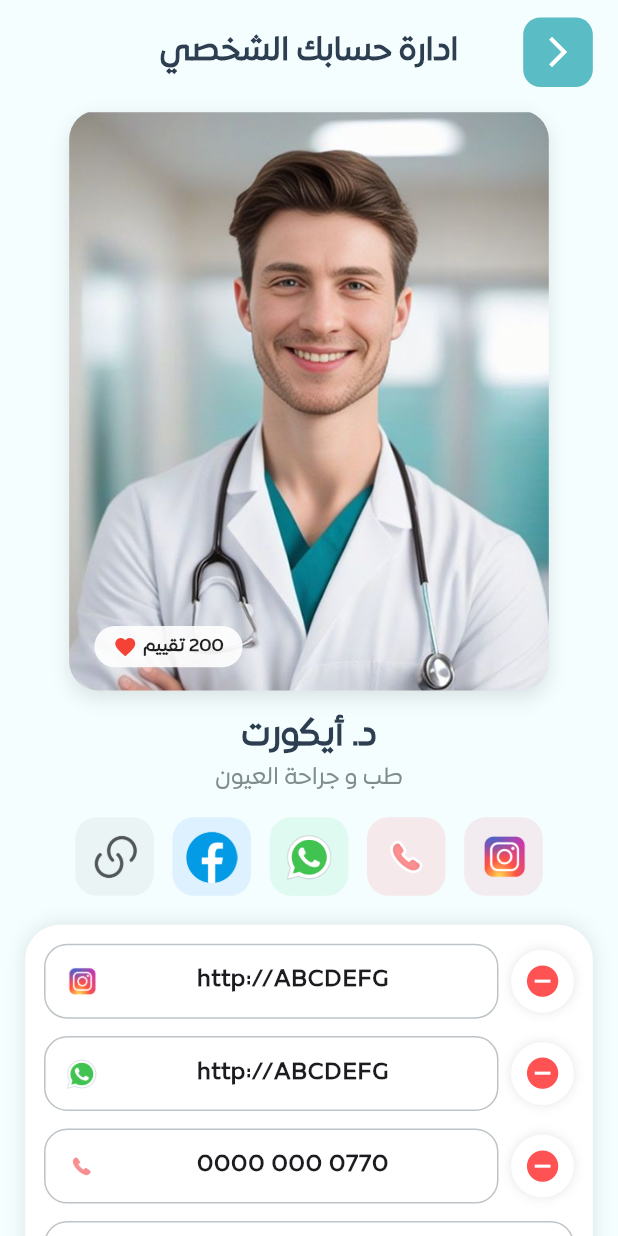
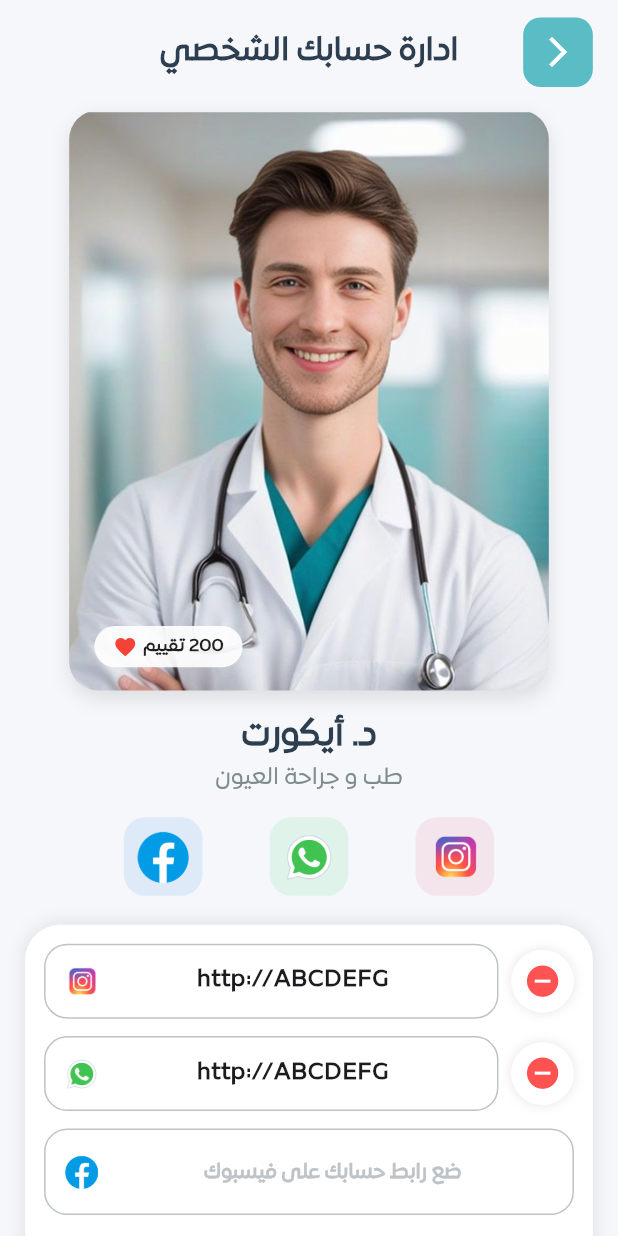
Before and after one commit to btar666/hagz, a Flutter app: the DoctorProfileManagePage screen opened directly, after a tap on "تعديل وسائل التواصل", on a phone screen of 412 x 824 dp. Run offline on Flutter 3.47's test engine with Material 3 defaults, Android fonts, the phone set to English and light mode, and no system bars; our stand-ins replace flutter_screenutil, get, get_storage, image_picker, shared_preferences, skeletonizer and 2 more; accounts and stored records are empty; network calls fail.

Commit message:
إضافة خدمات الوسائط الاجتماعية وتحديث نموذج المستخدم

```diff
--- a/lib/model/user_model.dart
+++ b/lib/model/user_model.dart
@@ -8,6 +8,7 @@ class UserModel {
   final int age;
   final String city;
   final String userType; // 'User' | 'Doctor' | 'Secretary' | 'Representative'
+  final Map<String, String> socialMedia; // Social media links
 
   const UserModel({
     required this.id,
@@ -17,6 +18,7 @@ class UserModel {
     required this.age,
     required this.city,
     required this.userType,
+    this.socialMedia = const <String, String>{},
   });
 
   UserModel copyWith({
@@ -27,6 +29,7 @@ class UserModel {
     int? age,
     String? city,
     String? userType,
+    Map<String, String>? socialMedia,
   }) {
     return UserModel(
       id: id ?? this.id,
@@ -36,6 +39,7 @@ class UserModel {
       age: age ?? this.age,
       city: city ?? this.city,
       userType: userType ?? this.userType,
+      socialMedia: socialMedia ?? this.socialMedia,
     );
   }
 
@@ -47,10 +51,23 @@ class UserModel {
     'age': age,
     'city': city,
     'userType': userType,
+    'socialMedia': socialMedia,
   };
 
   static UserModel fromJson(Map<String, dynamic> json) {
     final dynamic data = json['data'] ?? json; // some APIs wrap in data
+
+    // Parse social media
+    final Map<String, String> socialMediaMap = <String, String>{};
+    final dynamic socialMediaData = data['socialMedia'];
+    if (socialMediaData is Map<String, dynamic>) {
+      socialMediaData.forEach((key, value) {
+        if (value != null) {
+          socialMediaMap[key.toString()] = value.toString();
+        }
+      });
+    }
+
     return UserModel(
       id: (data['id'] ?? data['_id'] ?? '').toString(),
       name: (data['name'] ?? '').toString(),
@@ -59,6 +76,7 @@ class UserModel {
       age: int.tryParse((data['age'] ?? '0').toString()) ?? 0,
       city: (data['city'] ?? '').toString(),
       userType: (data['userType'] ?? '').toString(),
+      socialMedia: socialMediaMap,
     );
   }
 
--- a/lib/view/settings/doctor_profile_manage_page.dart
+++ b/lib/view/settings/doctor_profile_manage_page.dart
@@ -20,23 +20,48 @@ import 'package:url_launcher/url_launcher.dart';
 class DoctorProfileManagePage extends StatelessWidget {
   DoctorProfileManagePage({super.key});
 
+  bool _prefillCalled = false;
+
   final TextEditingController _instagramCtrl = TextEditingController(
     text: 'http://ABCDEFG',
   );
   final TextEditingController _whatsappCtrl = TextEditingController(
     text: 'http://ABCDEFG',
   );
-  final TextEditingController _phoneCtrl = TextEditingController(
-    text: '0770 000 0000',
-  );
   final TextEditingController _facebookCtrl = TextEditingController();
-  final TextEditingController _twitterCtrl = TextEditingController();
-  final TextEditingController _linkedinCtrl = TextEditingController();
-  final TextEditingController _youtubeCtrl = TextEditingController();
-  final TextEditingController _tiktokCtrl = TextEditingController();
-  final TextEditingController _websiteCtrl = TextEditingController(
-    text: 'http://ABCDEFG',
-  );
+
+  void _loadExistingSocialMediaData(SessionController session) {
+    final user = session.currentUser.value;
+    if (user != null && user.socialMedia.isNotEmpty) {
+      final social = user.socialMedia;
+      _instagramCtrl.text = social['instagram'] ?? 'http://ABCDEFG';
+      _whatsappCtrl.text = social['whatsapp'] ?? 'http://ABCDEFG';
+      _facebookCtrl.text = social['facebook'] ?? '';
+    }
+  }
+
+  Future<void> _prefillSocialFromApi(String userId) async {
+    try {
+      final userService = Get.put(UserService());
+      final res = await userService.getUserById(userId);
+      if (res['ok'] == true) {
+        final dynamic wrap = res['data'];
+        Map<String, dynamic>? obj;
+        if (wrap is Map<String, dynamic>) {
+          obj = (wrap['data'] is Map<String, dynamic>) ? (wrap['data'] as Map<String, dynamic>) : wrap;
+        }
+        final Map<String, dynamic> social = (obj?['socialMedia'] as Map<String, dynamic>?) ?? {};
+        final String? ig = social['instagram']?.toString();
+        final String? wa = social['whatsapp']?.toString();
+        final String? fb = social['facebook']?.toString();
+        if (ig != null && ig.isNotEmpty) _instagramCtrl.text = ig;
+        if (wa != null && wa.isNotEmpty) _whatsappCtrl.text = wa;
+        if (fb != null && fb.isNotEmpty) _facebookCtrl.text = fb;
+      }
+    } catch (_) {
+      // ignore
+    }
+  }
 
   @override
   Widget build(BuildContext context) {
@@ -51,8 +76,19 @@ class DoctorProfileManagePage extends StatelessWidget {
     if (userId != null && userId.isNotEmpty) {
       controller.loadDoctorPricing(userId);
     }
+
+    // Load existing social media data from user profile
+    _loadExistingSocialMediaData(session);
+
+    // Fetch latest from API by userId once after first frame
+    if (!_prefillCalled && userId != null && userId.isNotEmpty) {
+      _prefillCalled = true;
+      WidgetsBinding.instance.addPostFrameCallback((_) {
+        _prefillSocialFromApi(userId);
+      });
+    }
+
     return Scaffold(
-      backgroundColor: const Color(0xFFF4FEFF),
       body: SafeArea(
         child: SingleChildScrollView(
           padding: EdgeInsets.symmetric(horizontal: 16.w, vertical: 12.h),
@@ -223,12 +259,10 @@ class DoctorProfileManagePage extends StatelessWidget {
               _socialIconImage(
                 'assets/icons/home/instgram.png',
                 const Color(0xFFE4405F),
-                onTap: () => _openUrlIfAny(_instagramCtrl.text, fallbackHost: 'instagram.com'),
-              ),
-              _socialIconImage(
-                'assets/icons/home/phone.png',
-                const Color(0xFFFF3040),
-                onTap: () => _callIfAny(_phoneCtrl.text),
+                onTap: () => _openUrlIfAny(
+                  _instagramCtrl.text,
+                  fallbackHost: 'instagram.com',
+                ),
               ),
               _socialIconImage(
                 'assets/icons/home/watsapp.png',
@@ -238,12 +272,10 @@ class DoctorProfileManagePage extends StatelessWidget {
               _socialIconImage(
                 'assets/icons/home/facebook.png',
                 const Color(0xFF1877F2),
-                onTap: () => _openUrlIfAny(_facebookCtrl.text, fallbackHost: 'facebook.com'),
-              ),
-              _socialIconImage(
-                'assets/icons/home/link.png',
-                Colors.grey,
-                onTap: () => _openUrlIfAny(_websiteCtrl.text),
+                onTap: () => _openUrlIfAny(
+                  _facebookCtrl.text,
+                  fallbackHost: 'facebook.com',
+                ),
               ),
             ],
           ),
@@ -252,7 +284,11 @@ class DoctorProfileManagePage extends StatelessWidget {
     );
   }
 
-  Widget _socialIconImage(String imagePath, Color color, {VoidCallback? onTap}) {
+  Widget _socialIconImage(
+    String imagePath,
+    Color color, {
+    VoidCallback? onTap,
+  }) {
     return GestureDetector(
       onTap: onTap,
       child: Container(
@@ -278,7 +314,12 @@ class DoctorProfileManagePage extends StatelessWidget {
   Future<void> _openWhatsapp(String input) async {
     final v = input.trim();
     if (v.isEmpty || v.startsWith('http://ABCDEFG')) {
-      Get.snackbar('لا يوجد رابط', 'لم يتم ضبط رابط الواتساب', backgroundColor: Colors.black87, colorText: Colors.white);
+      Get.snackbar(
+        'لا يوجد رابط',
+        'لم يتم ضبط رابط الواتساب',
+        backgroundColor: Colors.black87,
+        colorText: Colors.white,
+      );
       return;
     }
     String url = v;
@@ -290,23 +331,16 @@ class DoctorProfileManagePage extends StatelessWidget {
     await _launchExternal(url);
   }
 
-  Future<void> _callIfAny(String input) async {
-    final v = input.trim();
-    if (v.isEmpty) {
-      Get.snackbar('لا يوجد رقم', 'لم يتم ضبط رقم الهاتف', backgroundColor: Colors.black87, colorText: Colors.white);
-      return;
-    }
-    final digits = v.replaceAll(RegExp(r'[^0-9+]'), '');
-    final uri = Uri(scheme: 'tel', path: digits);
-    if (!await launchUrl(uri)) {
-      Get.snackbar('تعذر الاتصال', 'لا يمكن فتح تطبيق الهاتف', backgroundColor: Colors.black87, colorText: Colors.white);
-    }
-  }
 
   Future<void> _openUrlIfAny(String input, {String? fallbackHost}) async {
     var v = input.trim();
     if (v.isEmpty || v.startsWith('http://ABCDEFG')) {
-      Get.snackbar('لا يوجد رابط', 'لم يتم ضبط الرابط', backgroundColor: Colors.black87, colorText: Colors.white);
+      Get.snackbar(
+        'لا يوجد رابط',
+        'لم يتم ضبط الرابط',
+        backgroundColor: Colors.black87,
+        colorText: Colors.white,
+      );
       return;
     }
     if (!v.startsWith('http')) {
@@ -320,10 +354,20 @@ class DoctorProfileManagePage extends StatelessWidget {
     try {
       final uri = Uri.parse(url);
       if (!await launchUrl(uri, mode: LaunchMode.externalApplication)) {
-        Get.snackbar('تعذر الفتح', 'لا يمكن فتح الرابط', backgroundColor: Colors.black87, colorText: Colors.white);
+        Get.snackbar(
+          'تعذر الفتح',
+          'لا يمكن فتح الرابط',
+          backgroundColor: Colors.black87,
+          colorText: Colors.white,
+        );
       }
     } catch (_) {
-      Get.snackbar('تعذر الفتح', 'الرابط غير صالح', backgroundColor: Colors.black87, colorText: Colors.white);
+      Get.snackbar(
+        'تعذر الفتح',
+        'الرابط غير صالح',
+        backgroundColor: Colors.black87,
+        colorText: Colors.white,
+      );
     }
   }
 
@@ -350,48 +394,10 @@ class DoctorProfileManagePage extends StatelessWidget {
             trailingAsset: 'assets/icons/home/watsapp.png',
           ),
           SizedBox(height: 12.h),
-          _editableRow(
-            _phoneCtrl,
-            hint: '0770 000 0000',
-            trailingAsset: 'assets/icons/home/phone.png',
-            keyboardType: TextInputType.phone,
-          ),
-          SizedBox(height: 12.h),
           _plainRow(
             _facebookCtrl,
             hint: 'ضع رابط حسابك على فيسبوك',
             trailingAsset: 'assets/icons/home/facebook.png',
-          ),
-          SizedBox(height: 12.h),
-          _plainRow(
-            _twitterCtrl,
-            hint: 'ضع رابط حسابك على تويتر',
-            trailingAsset: 'assets/icons/home/link.png',
-          ),
-          SizedBox(height: 12.h),
-          _plainRow(
-            _linkedinCtrl,
-            hint: 'ضع رابط حسابك على لينكدإن',
-            trailingAsset: 'assets/icons/home/link.png',
-          ),
-          SizedBox(height: 12.h),
-          _plainRow(
-            _youtubeCtrl,
-            hint: 'ضع رابط قناتك على يوتيوب',
-            trailingAsset: 'assets/icons/home/link.png',
-          ),
-          SizedBox(height: 12.h),
-          _plainRow(
-            _tiktokCtrl,
-            hint: 'ضع رابط حسابك على تيك توك',
-            trailingAsset: 'assets/icons/home/link.png',
-          ),
-          SizedBox(height: 12.h),
-          _labeledRow(
-            'افتراضي',
-            _websiteCtrl,
-            hint: 'http://ABCDEFG',
-            trailingAsset: 'assets/icons/home/link.png',
           ),
           SizedBox(height: 16.h),
           Row(
@@ -422,7 +428,12 @@ class DoctorProfileManagePage extends StatelessWidget {
                     final session = Get.find<SessionController>();
                     final String? token = session.token.value;
                     if (token == null || token.isEmpty) {
-                      Get.snackbar('غير مسجل', 'يرجى تسجيل الدخول أولاً', backgroundColor: const Color(0xFFFF3B30), colorText: Colors.white);
+                      Get.snackbar(
+                        'غير مسجل',
+                        'يرجى تسجيل الدخول أولاً',
+                        backgroundColor: const Color(0xFFFF3B30),
+                        colorText: Colors.white,
+                      );
                       return;
                     }
 
@@ -433,10 +444,6 @@ class DoctorProfileManagePage extends StatelessWidget {
                         instagram: _instagramCtrl.text.trim(),
                         whatsapp: _whatsappCtrl.text.trim(),
                         facebook: _facebookCtrl.text.trim(),
-                        twitter: _twitterCtrl.text.trim(),
-                        linkedin: _linkedinCtrl.text.trim(),
-                        youtube: _youtubeCtrl.text.trim(),
-                        tiktok: _tiktokCtrl.text.trim(),
                       );
                       LoadingDialog.hide();
                       if (res['ok'] == true) {
@@ -450,7 +457,9 @@ class DoctorProfileManagePage extends StatelessWidget {
                       } else {
                         await showStatusDialog(
                           title: 'فشل الحفظ',
-                          message: res['data']?['message']?.toString() ?? 'تعذر تحديث البيانات',
+                          message:
+                              res['data']?['message']?.toString() ??
+                              'تعذر تحديث البيانات',
                           color: const Color(0xFFFF3B30),
                           icon: Icons.error_outline,
                         );
@@ -580,52 +589,6 @@ class DoctorProfileManagePage extends StatelessWidget {
     );
   }
 
-  Widget _labeledRow(
-    String label,
-    TextEditingController controller, {
-    required String hint,
-    required String trailingAsset,
-  }) {
-    return Container(
-      decoration: BoxDecoration(
-        color: Colors.white,
-        borderRadius: BorderRadius.circular(16.r),
-        border: Border.all(color: AppColors.textLight),
-      ),
-      padding: EdgeInsets.symmetric(horizontal: 12.w, vertical: 4.h),
-      child: Row(
-        children: [
-          MyText(
-            label,
-            fontSize: 14.sp,
-            fontWeight: FontWeight.w800,
-            color: AppColors.textSecondary,
-          ),
-          SizedBox(width: 8.w),
-          Expanded(
-            child: TextField(
-              controller: controller,
-              textAlign: TextAlign.center,
-              decoration: InputDecoration(
-                hintText: hint,
-                hintStyle: TextStyle(
-                  fontFamily: 'Expo Arabic',
-                  color: AppColors.textLight,
-                ),
-                border: InputBorder.none,
-              ),
-              style: TextStyle(
-                fontFamily: 'Expo Arabic',
-                fontWeight: FontWeight.w700,
-              ),
-            ),
-          ),
-          SizedBox(width: 8.w),
-          Image.asset(trailingAsset, width: 22.w, height: 22.w),
-        ],
-      ),
-    );
-  }
 
   Widget _minusButton(VoidCallback onTap) {
     return InkWell(
@@ -1238,7 +1201,9 @@ class DoctorProfileManagePage extends StatelessWidget {
               controller.toggleInsuranceExpansion();
               // تحميل السعر إلى الحقل عند الفتح
               if (controller.defaultPrice.value > 0) {
-                priceCtrl.text = controller.defaultPrice.value.toStringAsFixed(0);
+                priceCtrl.text = controller.defaultPrice.value.toStringAsFixed(
+                  0,
+                );
               }
             },
             child: Container(
@@ -1308,12 +1273,14 @@ class DoctorProfileManagePage extends StatelessWidget {
           padding: EdgeInsets.symmetric(horizontal: 16.w, vertical: 8.h),
           child: Row(
             children: [
-              Obx(() => MyText(
-                controller.currency.value,
-                fontSize: 16.sp,
-                fontWeight: FontWeight.w700,
-                color: AppColors.textSecondary,
-              )),
+              Obx(
+                () => MyText(
+                  controller.currency.value,
+                  fontSize: 16.sp,
+                  fontWeight: FontWeight.w700,
+                  color: AppColors.textSecondary,
+                ),
+              ),
               SizedBox(width: 12.w),
               Expanded(
                 child: TextField(
@@ -1338,11 +1305,7 @@ class DoctorProfileManagePage extends StatelessWidget {
                   ),
                 ),
               ),
-              Icon(
-                Icons.attach_money,
-                color: AppColors.primary,
-                size: 24.r,
-              ),
+              Icon(Icons.attach_money, color: AppColors.primary, size: 24.r),
             ],
           ),
         ),
@@ -1400,8 +1363,8 @@ class DoctorProfileManagePage extends StatelessWidget {
                 } else {
                   await showStatusDialog(
                     title: 'فشل الحفظ',
-                    message: res['data']?['message']?.toString() ??
-                        'تعذر حفظ السعر',
+                    message:
+                        res['data']?['message']?.toString() ?? 'تعذر حفظ السعر',
                     color: const Color(0xFFFF3B30),
                     icon: Icons.error_outline,
                   );
@@ -1762,7 +1725,9 @@ class DoctorProfileManagePage extends StatelessWidget {
     if (p.startsWith('http://') || p.startsWith('https://')) {
       final host = Uri.tryParse(p)?.host.toLowerCase() ?? '';
       // Avoid providers that often block hotlinking (403), show local placeholder instead
-      if (host.contains('scontent') || host.contains('fbcdn') || host.contains('facebook.com')) {
+      if (host.contains('scontent') ||
+          host.contains('fbcdn') ||
+          host.contains('facebook.com')) {
         return const AssetImage('assets/icons/home/doctor.png');
       }
       return NetworkImage(p);
@@ -2224,7 +2189,9 @@ class DoctorProfileManagePage extends StatelessWidget {
                               color: AppColors.textSecondary,
                             ),
                             dot(
-                              color: AppColors.textSecondary.withValues(alpha: 0.6),
+                              color: AppColors.textSecondary.withValues(
+                                alpha: 0.6,
+                              ),
                             ),
                             MyText(
                               time,
@@ -2232,7 +2199,9 @@ class DoctorProfileManagePage extends StatelessWidget {
                               color: AppColors.textSecondary,
                             ),
                             dot(
-                              color: AppColors.textSecondary.withValues(alpha: 0.6),
+                              color: AppColors.textSecondary.withValues(
+                                alpha: 0.6,
+                              ),
                             ),
                             MyText(
                               statusLabel(status),
@@ -2660,7 +2629,10 @@ class DoctorProfileManagePage extends StatelessWidget {
                   (_) => Card(
                     margin: EdgeInsets.only(bottom: 8.h),
                     child: ListTile(
-                      contentPadding: EdgeInsets.symmetric(horizontal: 12.w, vertical: 8.h),
+                      contentPadding: EdgeInsets.symmetric(
+                        horizontal: 12.w,
+                        vertical: 8.h,
+                      ),
                       leading: Container(
                         width: 48.w,
                         height: 48.w,
@@ -2669,8 +2641,18 @@ class DoctorProfileManagePage extends StatelessWidget {
                           borderRadius: BorderRadius.circular(8.r),
                         ),
                       ),
-                      title: MyText(' ', fontSize: 16.sp, fontWeight: FontWeight.w800, color: AppColors.textPrimary),
-                      subtitle: MyText(' ', fontSize: 14.sp, fontWeight: FontWeight.w600, color: AppColors.textSecondary),
+                      title: MyText(
+                        ' ',
+                        fontSize: 16.sp,
+                        fontWeight: FontWeight.w800,
+                        color: AppColors.textPrimary,
+                      ),
+                      subtitle: MyText(
+                        ' ',
+                        fontSize: 14.sp,
+                        fontWeight: FontWeight.w600,
+                        color: AppColors.textSecondary,
+                      ),
                     ),
                   ),
                 ),
```
Also changed, not shown: lib/controller/doctor_profile_controller.dart (+51 -0 lines), lib/service_layer/services/user_service.dart (+32 -14 lines), lib/view/appointments/appointment_details_page.dart (+1 -30 lines), lib/view/home/doctors/doctor_profile_page.dart (+102 -21 lines).
